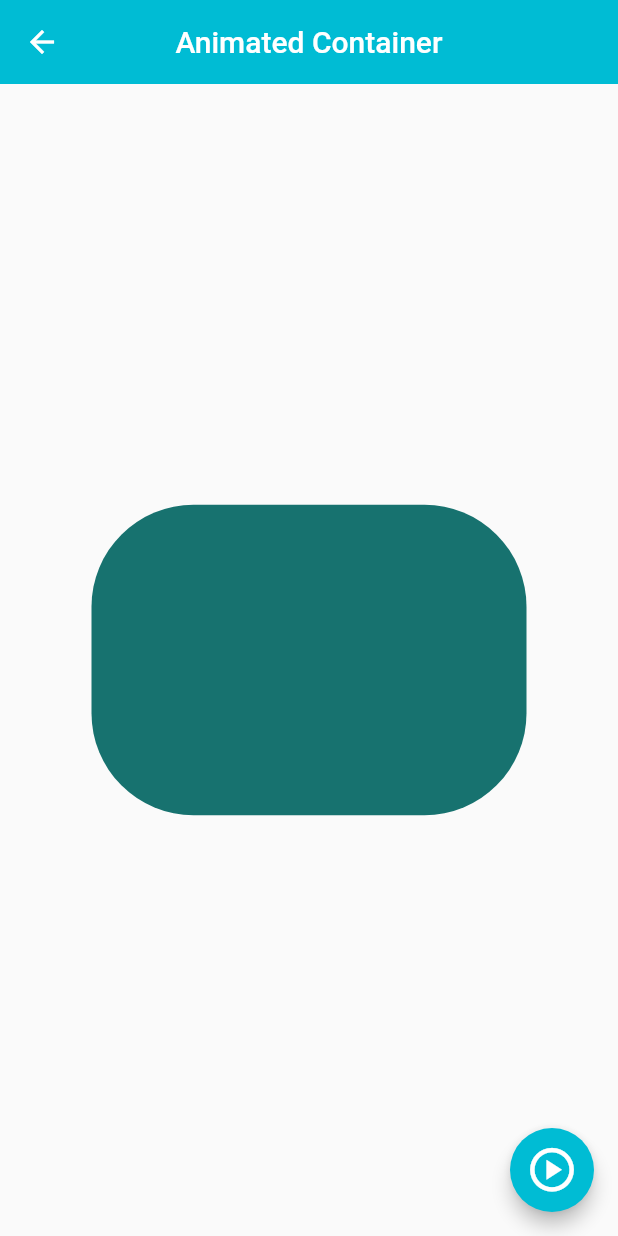
After one commit to AdrianBL1/flutter_components, a Flutter app: the AnimatedScreen screen opened by its route, after a tap on the "play circle" icon, on a phone screen of 412 x 824 dp. The commit adds this screen. Run offline on Flutter 3.47's test engine with Material 2 defaults, Android fonts, the phone set to English and light mode, and no system bars.

Commit message:
Animated Container añadido

```diff
--- a/lib/router/app_routes.dart
+++ b/lib/router/app_routes.dart
@@ -6,17 +6,20 @@ class AppRoutes{
   static const initialRoute = 'home';
 
   static final menuOptions = <MenuOption>[
-    //TODO: borrar home
-    MenuOption(route: 'home', name: 'Home Screen', screen: const HomeScreen(), icon: Icons.home),
+    //MenuOption(route: 'home', name: 'Home Screen', screen: const HomeScreen(), icon: Icons.home),
     MenuOption(route: 'listview1', name: 'ListView tipo 1', screen: const ListView1Screen(), icon: Icons.list_alt),
     MenuOption(route: 'listview2', name: 'ListView tipo 2', screen: const ListView2Screen(), icon: Icons.list),
     MenuOption(route: 'alert', name: 'Alertas - Alerts', screen: const AlertScreen(), icon: Icons.add_alert_outlined),
     MenuOption(route: 'card', name: 'Tarjetas - Cards', screen: const CardScreen(), icon: Icons.credit_card),
     MenuOption(route: 'avatar', name: 'Circle Avatar', screen: const AvatarScreen(), icon: Icons.supervised_user_circle_outlined),
+    MenuOption(route: 'animated', name: 'Animated Container', screen: const AnimatedScreen(), icon: Icons.play_circle_outline_rounded),
   ];
 
   static Map<String, Widget Function(BuildContext)> getAppRoutes() {
     Map<String, Widget Function(BuildContext)> appRoutes = {};
+
+    appRoutes.addAll({'home': (BuildContext context) => const HomeScreen()});
+
     for (final option in menuOptions){
       appRoutes.addAll({option.route: (BuildContext context) => option.screen});
     }
--- /dev/null
+++ b/lib/screen/animated_screen.dart
@@ -0,0 +1,57 @@
+import 'dart:math';
+import 'package:flutter/material.dart';
+
+class AnimatedScreen extends StatefulWidget {
+
+  const AnimatedScreen({Key? key}) : super(key: key);
+
+  @override
+  State<AnimatedScreen> createState() => _AnimatedScreenState();
+}
+
+class _AnimatedScreenState extends State<AnimatedScreen> {
+
+  double _width = 50;
+  double _height = 50;
+  Color _color = Colors.indigo;
+  BorderRadiusGeometry _borderRadius = BorderRadius.circular(10);
+
+  void changeShape(){
+    final random = Random();
+    _width = random.nextInt(300).toDouble() + 70;
+    _height = random.nextInt(300).toDouble() + 70;
+    _color = Color.fromRGBO(
+      random.nextInt(255),
+      random.nextInt(255),
+      random.nextInt(255),
+      1
+    );
+    _borderRadius = BorderRadius.circular(random.nextInt(100).toDouble() + 10);
+    setState(() {});
+  }
+
+  @override
+  Widget build(BuildContext context) {
+    return Scaffold(
+      appBar: AppBar(
+        title: const Text('Animated Container'),
+      ),
+      body: Center(
+         child: AnimatedContainer(
+          duration: const Duration(milliseconds: 400),
+          curve: Curves.easeOutCubic,
+          width: _width,
+          height: _height,
+          decoration: BoxDecoration(
+            color: _color,
+            borderRadius: _borderRadius
+          ),
+         ),
+      ),
+      floatingActionButton: FloatingActionButton(
+        onPressed: changeShape,
+        child: const Icon(Icons.play_circle_outlined, size: 35)
+      ),
+    );
+  }
+}
--- a/lib/screen/screens.dart
+++ b/lib/screen/screens.dart
@@ -1,4 +1,5 @@
 export 'package:fl_components/screen/alert_screen.dart';
+export 'package:fl_components/screen/animated_screen.dart';
 export 'package:fl_components/screen/avatar_screen.dart';
 export 'package:fl_components/screen/card_screen.dart';
 export 'package:fl_components/screen/home_screen.dart';
```
